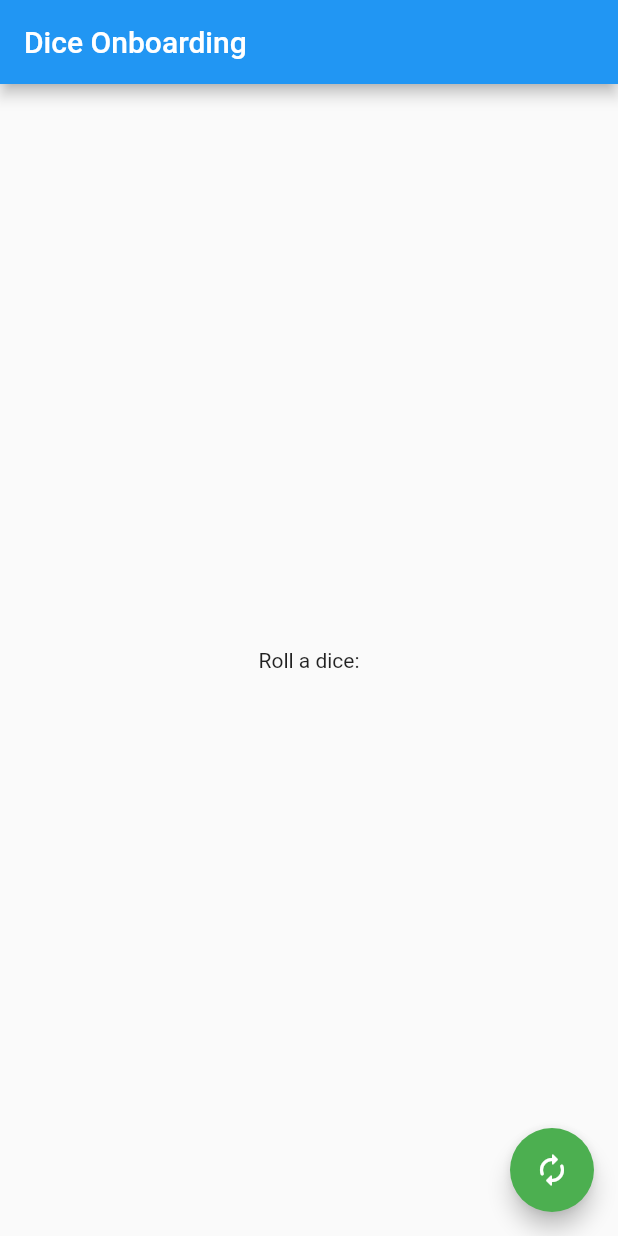
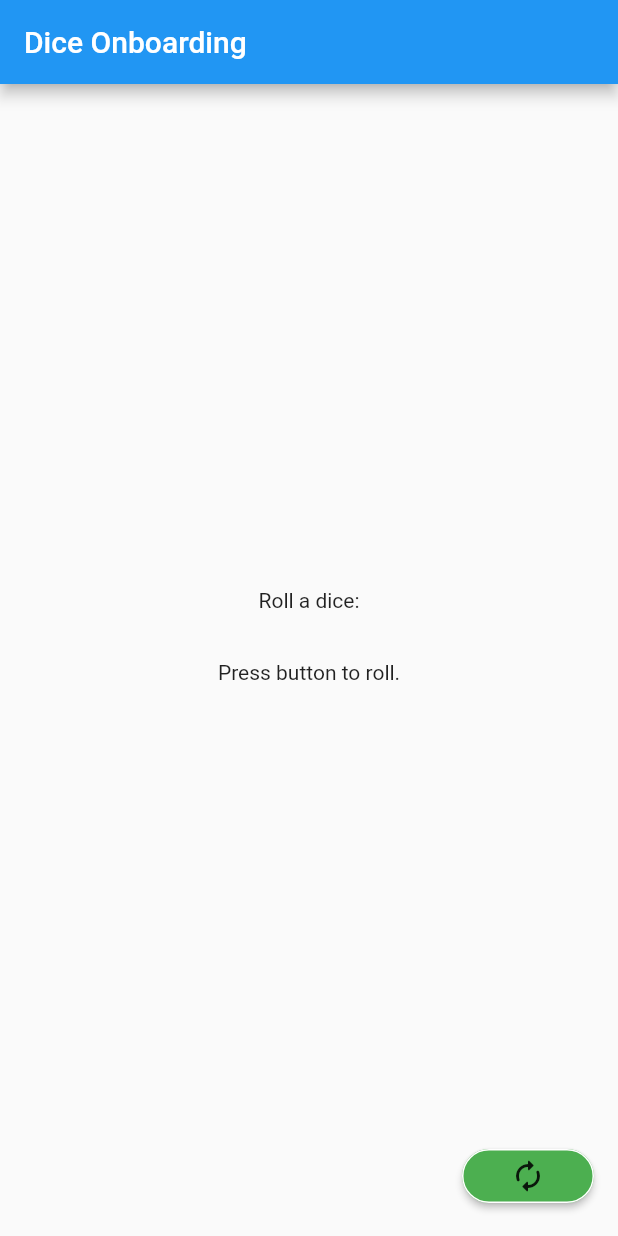
Before and after one commit to FranciscoGaraventa/DiceRollerOnboarding, a Flutter app: the screen it shows after launch, on a phone screen of 412 x 824 dp. Run offline on Flutter 3.47's test engine with Material 2 defaults, Android fonts, the phone set to English and light mode, and no system bars.

Commit message:
Implemented random functionality on button pressed
Adding a roll event loader

I add a class that replaced constants in code

Fixing comments

* I fixed code style comments.
* I removed an extra delay that dont do anything on dice_bloc class.

Code changes

* I added a class that manage all the posibble states when a dice roll.
* I added a widget that implements the roll called.

```diff
--- /dev/null
+++ b/lib/src/RollEvent.dart
@@ -0,0 +1,16 @@
+class RollEvent {
+  RollEvent({
+    this.diceValue,
+    this.stateType,
+  });
+
+  final int diceValue;
+  final RollStateType stateType;
+}
+
+enum RollStateType {
+  loading,
+  success,
+  error,
+  initial,
+}
--- a/lib/src/app.dart
+++ b/lib/src/app.dart
@@ -1,3 +1,5 @@
+import 'bloc/dice_bloc.dart';
+import 'bloc/bloc.dart';
 import 'screen/dice/dice_screen.dart';
 import 'package:flutter/cupertino.dart';
 import 'package:flutter/material.dart';
@@ -8,9 +10,32 @@ class MyApp extends StatefulWidget {
 }
 
 class _MyAppState extends State<MyApp> {
+  final _blocs = <Bloc>[];
+
   @override
   void initState() {
     super.initState();
+    DiceBloc bloc = DiceBloc();
+    _blocs.add(bloc);
+    _blocs.forEach((bloc) {
+      bloc.initialize();
+    });
+  }
+
+  @override
+  void dispose() {
+    _blocs.forEach((bloc) {
+      bloc.dispose();
+    });
+    super.dispose();
+  }
+
+  T getDesireBloc<T extends Bloc>() {
+    return _blocs.firstWhere(
+      (bloc) {
+        return (bloc is T);
+      },
+    );
   }
 
   @override
@@ -23,6 +48,7 @@ class _MyAppState extends State<MyApp> {
       ),
       home: DiceScreen(
         title: 'Dice Onboarding',
+        diceBloc: getDesireBloc<DiceBloc>(),
       ),
     );
   }
--- /dev/null
+++ b/lib/src/bloc/bloc.dart
@@ -0,0 +1,4 @@
+abstract class Bloc {
+  void dispose();
+  void initialize();
+}
--- /dev/null
+++ b/lib/src/bloc/dice_bloc.dart
@@ -0,0 +1,46 @@
+import 'dart:async';
+import 'dart:math';
+import '../RollEvent.dart';
+import '../screen/dice/dice_event.dart';
+import 'bloc.dart';
+
+class DiceBloc extends Bloc {
+  final int maxNumDice = 6;
+
+  Stream<RollEvent> get diceRoll => _diceEventController.stream;
+  final _diceEventController = StreamController<RollEvent>();
+
+  @override
+  void dispose() {
+    _diceEventController.close();
+  }
+
+  RollEvent _mapEventToState(DiceEvent event) {
+    switch (event) {
+      case DiceEvent.rollEvent:
+        return RollEvent(
+          diceValue: Random().nextInt(maxNumDice) + 1,
+          stateType: RollStateType.success,
+        );
+        break;
+      default:
+        return RollEvent(stateType: RollStateType.loading);
+    }
+  }
+
+  @override
+  void initialize() {}
+
+  void _fetchData(Function callback) async {
+    Future.delayed(const Duration(milliseconds: 800), () {
+      callback(DiceEvent.rollEvent);
+    });
+  }
+
+  void changeStatus() {
+    _diceEventController.sink.add(RollEvent(stateType: RollStateType.loading));
+    _fetchData((event) {
+      _diceEventController.sink.add(_mapEventToState(event));
+    });
+  }
+}
--- /dev/null
+++ b/lib/src/screen/dice/dice_event.dart
@@ -0,0 +1,3 @@
+enum DiceEvent {
+  rollEvent,
+}
--- a/lib/src/screen/dice/dice_screen.dart
+++ b/lib/src/screen/dice/dice_screen.dart
@@ -1,3 +1,8 @@
+import '../../widgets/onpressed_widget.dart';
+import '../../RollEvent.dart';
+import '../../styles/dimensions.dart';
+import '../../widgets/roll_widget.dart';
+import '../../bloc/dice_bloc.dart';
 import 'package:flutter/cupertino.dart';
 import 'package:flutter/material.dart';
 
@@ -5,8 +10,11 @@ class DiceScreen extends StatefulWidget {
   DiceScreen({
     Key key,
     this.title,
-  }) : super(key: key);
+    this.diceBloc,
+  })  : assert(diceBloc != null),
+        super(key: key);
   final String title;
+  final DiceBloc diceBloc;
 
   @override
   _DiceScreenState createState() => _DiceScreenState();
@@ -22,16 +30,35 @@ class _DiceScreenState extends State<DiceScreen> {
           ),
         ),
         body: Center(
-        child: Text(
+          child: StreamBuilder(
+            stream: widget.diceBloc.diceRoll,
+            initialData: RollEvent(
+              stateType: RollStateType.initial,
+            ),
+            builder: (BuildContext context, snapshot) {
+              return Column(
+                mainAxisAlignment: MainAxisAlignment.center,
+                children: <Widget>[
+                  Text(
                     'Roll a dice:',
                   ),
+                  Container(
+                    height: Dimension.diceContainerSize,
+                    child: RollWidget(
+                      rollEvent: (snapshot.hasData)
+                          ? snapshot.data
+                          : RollEvent(
+                              stateType: RollStateType.loading,
                             ),
-      floatingActionButton: FloatingActionButton(
-        child: Icon(
-          Icons.autorenew_rounded,
                     ),
-        backgroundColor: Colors.green,
                   ),
+                ],
               );
+            },
+          ),
+        ),
+        floatingActionButton: OnPressWidget(
+          diceBloc: widget.diceBloc,
+        ));
   }
 }
--- /dev/null
+++ b/lib/src/styles/dimensions.dart
@@ -0,0 +1,6 @@
+abstract class Dimension {
+  static const double diceContainerSize = 80;
+  static const double diceSizeBoxHeight = 20;
+  static const double rollWidgetTextFontSize = 30;
+  static const double diceBorderRadius = 20;
+}
--- /dev/null
+++ b/lib/src/widgets/onpressed_widget.dart
@@ -0,0 +1,39 @@
+import '../bloc/dice_bloc.dart';
+import '../styles/dimensions.dart';
+import 'package:flutter/cupertino.dart';
+import 'package:flutter/material.dart';
+
+class OnPressWidget extends StatelessWidget {
+  final DiceBloc diceBloc;
+  final double borderRadius;
+  final Color borderSideColor;
+  final Color buttonBackground;
+
+  const OnPressWidget({
+    Key key,
+    this.diceBloc,
+    this.borderRadius = Dimension.diceBorderRadius,
+    this.borderSideColor = Colors.white,
+    this.buttonBackground = Colors.green,
+  }) : super(key: key);
+
+  @override
+  Widget build(BuildContext context) {
+    return Container(
+      child: RaisedButton(
+        shape: RoundedRectangleBorder(
+            borderRadius: BorderRadius.circular(
+              borderRadius,
+            ),
+            side: BorderSide(
+              color: borderSideColor,
+            )),
+        onPressed: () => diceBloc.changeStatus(),
+        child: Icon(
+          Icons.autorenew_rounded,
+        ),
+        color: buttonBackground,
+      )
+    );
+  }
+}
--- /dev/null
+++ b/lib/src/widgets/roll_widget.dart
@@ -0,0 +1,44 @@
+import '../RollEvent.dart';
+import '../styles/dimensions.dart';
+import 'package:flutter/cupertino.dart';
+import 'package:flutter/material.dart';
+
+class RollWidget extends StatelessWidget {
+  final RollEvent rollEvent;
+
+  const RollWidget({
+    Key key,
+    this.rollEvent,
+  }) : super(key: key);
+
+  Widget _buildContent(){
+    switch (rollEvent.stateType) {
+      case RollStateType.loading:
+        return CircularProgressIndicator();
+      case RollStateType.initial:
+        return Text('Press button to roll.');
+      case RollStateType.success:
+        if (rollEvent.diceValue == null)
+          return Text('Error');
+        else{
+          return Text(
+            '${rollEvent.diceValue}',
+            style: TextStyle(
+              fontWeight: FontWeight.bold,
+              fontSize: Dimension.rollWidgetTextFontSize,
+            ),
+          );
+        }
+        break;
+      default:
+        return Container();
+    }
+  }
+
+  @override
+  Widget build(BuildContext context) {
+    return Center(
+      child: _buildContent()
+    );
+  }
+}
```
Lines whose indentation alone changed are shown as unchanged.
